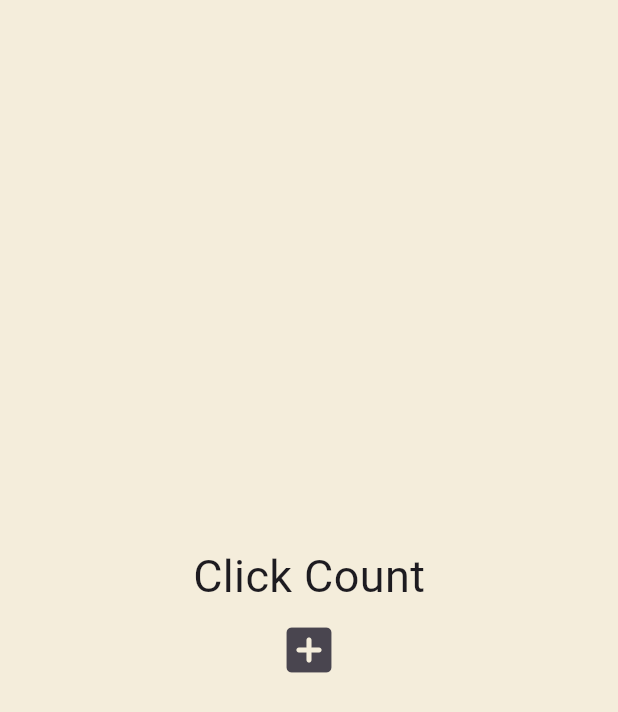
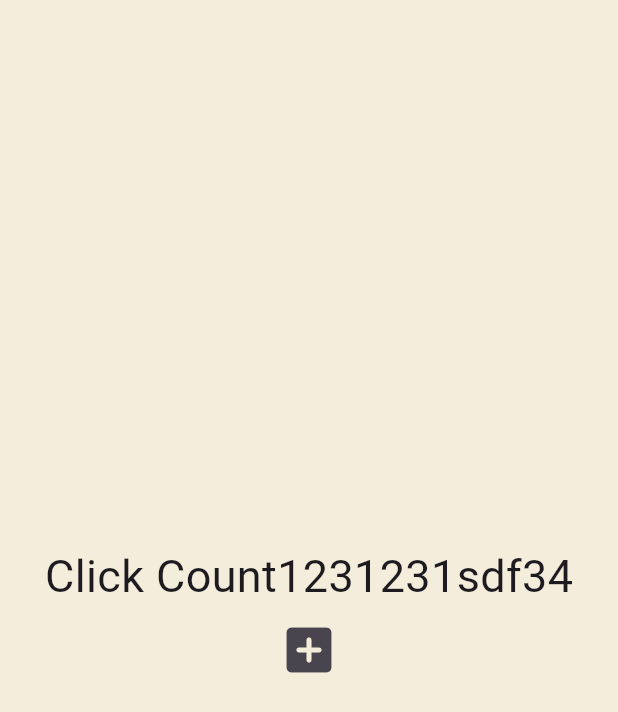
Before and after one commit to didtlrhks/flutterEX1, a Flutter app: the screen it shows after launch, on a phone screen of 412 x 824 dp. Shown: the top 712 px of the screen. Run offline on Flutter 3.47's test engine with Material 3 defaults, Android fonts, the phone set to English and light mode, and no system bars.

Commit message:
add component

```diff
--- a/lib/main.dart
+++ b/lib/main.dart
@@ -36,7 +36,7 @@ class _AppState extends State<App> {
             mainAxisAlignment: MainAxisAlignment.center,
             children: [
               const Text(
-                'Click Count',
+                'Click Count1231231sdf34',
                 style: TextStyle(fontSize: 30),
               ),
               for (var n in numbers) Text('$n'),
```
